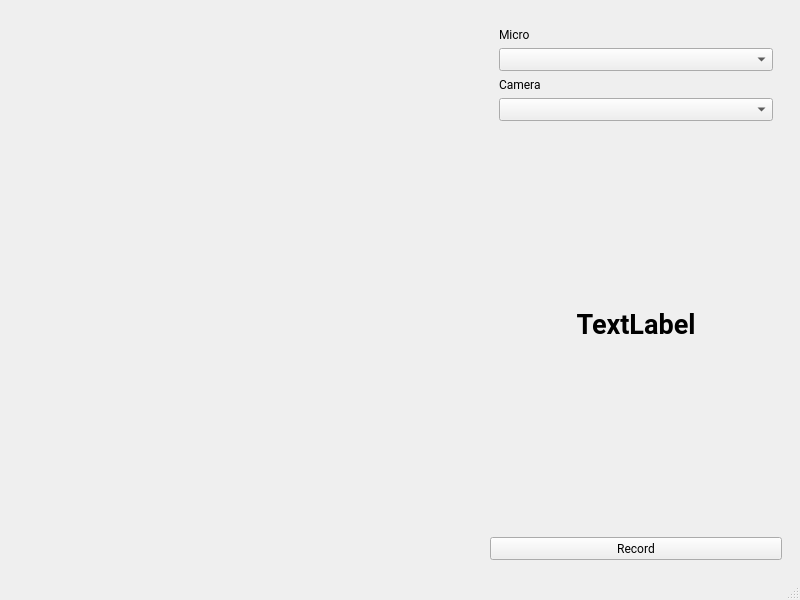
The window that main_pyside.ui (Yoan-Lespessailles/acquisition_donnees) describes before a commit, drawn with Qt 5.
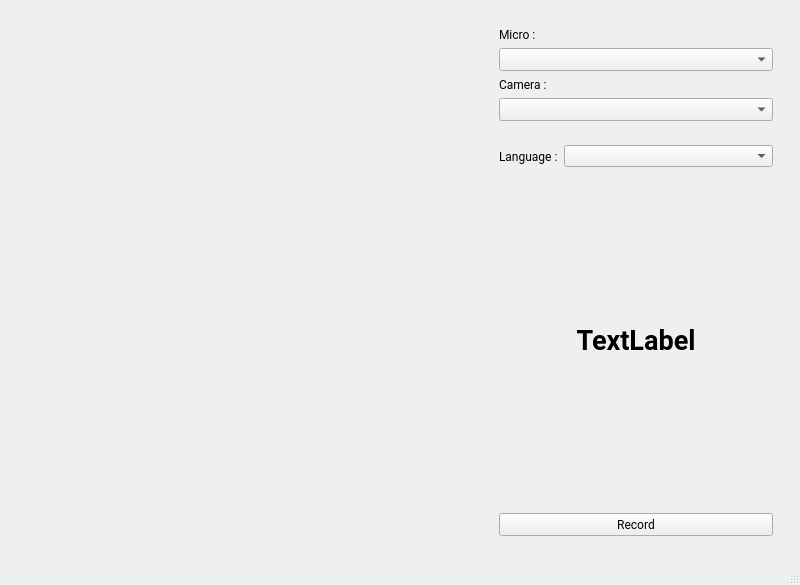
The same window after the commit.

Patch:
```diff
--- a/main_pyside.ui
+++ b/main_pyside.ui
@@ -7,7 +7,7 @@
     <x>0</x>
     <y>0</y>
     <width>800</width>
-    <height>600</height>
+    <height>585</height>
    </rect>
   </property>
   <property name="windowTitle">
@@ -17,7 +17,7 @@
    <string notr="true"/>
   </property>
   <widget class="QWidget" name="centralwidget">
-   <layout class="QHBoxLayout" name="horizontalLayout_2" stretch="3,2">
+   <layout class="QHBoxLayout" name="horizontalLayout_3" stretch="3,2">
     <item>
      <widget class="QWidget" name="widget_camera" native="true">
       <property name="styleSheet">
@@ -27,8 +27,6 @@
      </widget>
     </item>
     <item>
-     <layout class="QVBoxLayout" name="verticalLayout_3">
-      <item>
        <widget class="QWidget" name="area_sentence" native="true">
         <layout class="QVBoxLayout" name="verticalLayout">
          <item>
@@ -42,7 +40,7 @@
                </font>
               </property>
               <property name="text">
-               <string>Micro</string>
+             <string>Micro :</string>
               </property>
               <property name="buddy">
                <cstring>select_micro</cstring>
@@ -66,7 +64,7 @@
                </font>
               </property>
               <property name="text">
-               <string>Camera</string>
+             <string>Camera :</string>
               </property>
               <property name="buddy">
                <cstring>select_camera</cstring>
@@ -85,6 +83,30 @@
            </layout>
           </widget>
          </item>
+       <item>
+        <widget class="QWidget" name="area_language" native="true">
+         <layout class="QHBoxLayout" name="horizontalLayout_2" stretch="1,5">
+          <item>
+           <widget class="QLabel" name="label_select_language">
+            <property name="font">
+             <font>
+              <family>Roboto</family>
+             </font>
+            </property>
+            <property name="text">
+             <string>Language :</string>
+            </property>
+            <property name="buddy">
+             <cstring>select_camera</cstring>
+            </property>
+           </widget>
+          </item>
+          <item>
+           <widget class="QComboBox" name="select_language"/>
+          </item>
+         </layout>
+        </widget>
+       </item>
          <item>
           <widget class="QLabel" name="label_sentence">
            <property name="sizePolicy">
@@ -111,9 +133,6 @@
            </property>
           </widget>
          </item>
-        </layout>
-       </widget>
-      </item>
       <item>
        <widget class="QWidget" name="area_button" native="true">
         <layout class="QHBoxLayout" name="horizontalLayout">
@@ -139,6 +158,7 @@
        </widget>
       </item>
      </layout>
+     </widget>
     </item>
    </layout>
   </widget>
```
Left out of the diff: 1 changed line with no effect on the pictures. Lines whose indentation alone changed are shown as unchanged.
